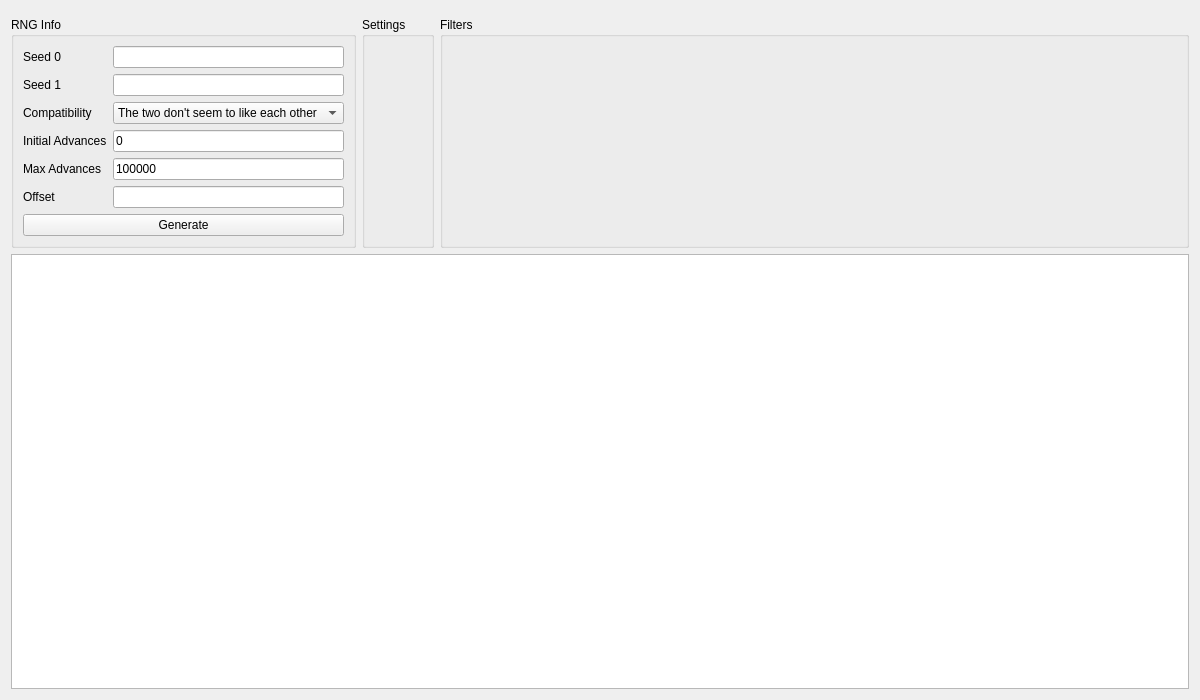
Qt form Form/Gen8/Eggs8.ui (Admiral-Fish/PokeFinder) before a commit.
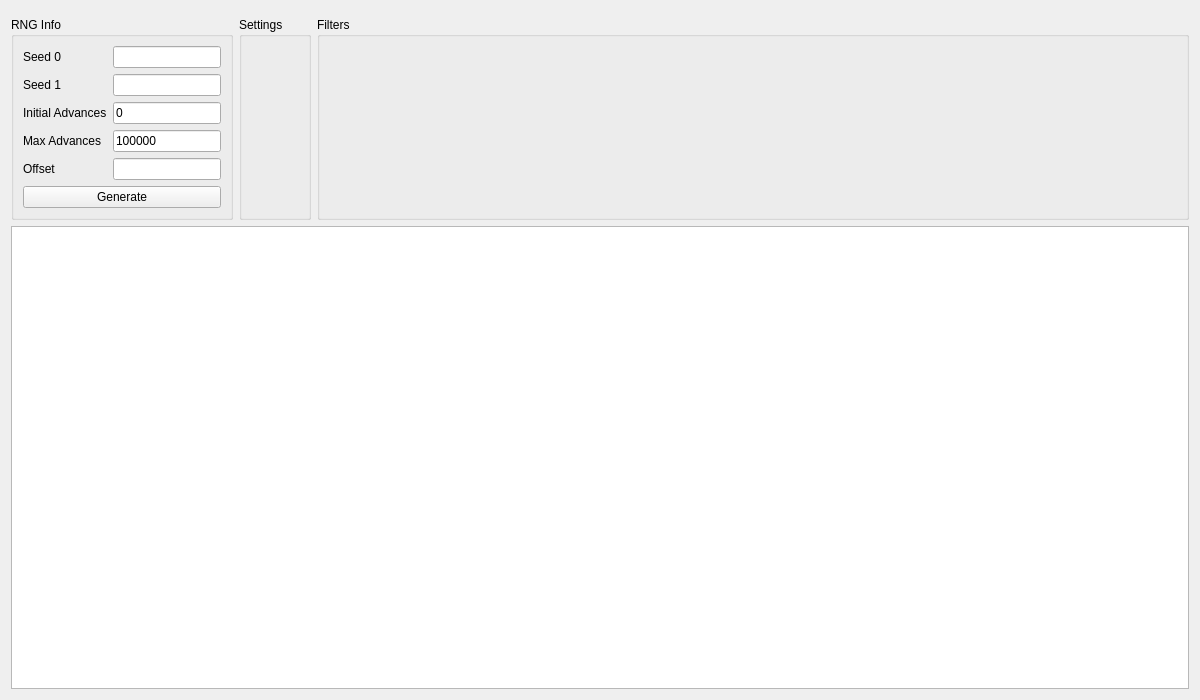
The same form after that commit. Custom widgets are drawn as their Qt base class.

```diff
--- a/Form/Gen8/Eggs8.ui
+++ b/Form/Gen8/Eggs8.ui
@@ -44,70 +44,44 @@
        <widget class="TextBox" name="textBoxSeed1"/>
       </item>
       <item row="2" column="0">
-       <widget class="QLabel" name="labelCompatibility">
-        <property name="text">
-         <string>Compatibility</string>
-        </property>
-       </widget>
-      </item>
-      <item row="2" column="1">
-       <widget class="ComboBox" name="comboBoxCompatibility">
-        <item>
-         <property name="text">
-          <string>The two don't seem to like each other</string>
-         </property>
-        </item>
-        <item>
-         <property name="text">
-          <string>The two seem to get along</string>
-         </property>
-        </item>
-        <item>
-         <property name="text">
-          <string>The two seem to get along very well</string>
-         </property>
-        </item>
-       </widget>
-      </item>
-      <item row="3" column="0">
        <widget class="QLabel" name="labelInitialAdvances">
         <property name="text">
          <string>Initial Advances</string>
         </property>
        </widget>
       </item>
-      <item row="3" column="1">
+      <item row="2" column="1">
        <widget class="TextBox" name="textBoxInitialAdvances">
         <property name="text">
          <string notr="true">0</string>
         </property>
        </widget>
       </item>
-      <item row="4" column="0">
+      <item row="3" column="0">
        <widget class="QLabel" name="labelMaxAdvances">
         <property name="text">
          <string>Max Advances</string>
         </property>
        </widget>
       </item>
-      <item row="4" column="1">
+      <item row="3" column="1">
        <widget class="TextBox" name="textBoxMaxAdvances">
         <property name="text">
          <string notr="true">100000</string>
         </property>
        </widget>
       </item>
-      <item row="5" column="0">
+      <item row="4" column="0">
        <widget class="QLabel" name="labelOffset">
         <property name="text">
          <string>Offset</string>
         </property>
        </widget>
       </item>
-      <item row="5" column="1">
+      <item row="4" column="1">
        <widget class="TextBox" name="textBoxOffset"/>
       </item>
-      <item row="6" column="0" colspan="2">
+      <item row="5" column="0" colspan="2">
        <widget class="QPushButton" name="pushButtonGenerate">
         <property name="text">
          <string>Generate</string>
```
Left out of the diff: 1 changed line with no effect on the pictures.
